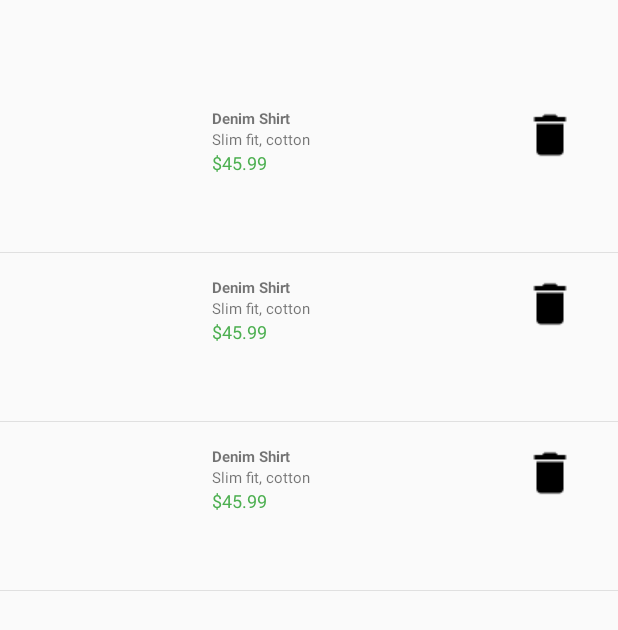
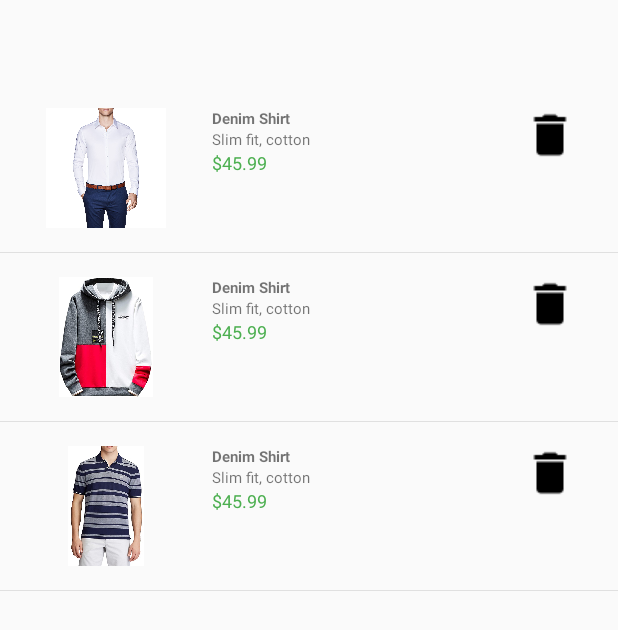
Before and after one commit to prasanthreddythumma/Eli-T-Shirts, an Android app: the fragment MyWishlistFragment shown on its own in the app's theme, on a phone screen of 412 x 824 dp. Shown: the top 630 px of the screen. Run offline under Robolectric (Android 15) with nearby library versions, the phone set to English and light mode, and no system bars.

Commit message:
modified files with errors

```diff
--- a/app/src/main/res/layout/fragment_my_wishlist.xml
+++ b/app/src/main/res/layout/fragment_my_wishlist.xml
@@ -21,6 +21,7 @@
                 <ImageView
                     android:id="@+id/image_wishlist" android:layout_width="0dp"
                     android:layout_height="80dp"
+                    android:src="@drawable/fimg2"
                     android:layout_weight="1"
                     android:layout_gravity="center_vertical"/>
                 <LinearLayout  android:id="@+id/layout_item_desc"
@@ -63,6 +64,7 @@
                     android:id="@+id/image_wishlist1" android:layout_width="0dp"
                     android:layout_height="80dp"
                     android:layout_weight="1"
+                    android:src="@drawable/himg3"
                     android:layout_gravity="center_vertical"
                     />
                 <LinearLayout  android:id="@+id/layout_item_desc1"
@@ -105,6 +107,7 @@
                     android:id="@+id/image_wishlist3" android:layout_width="0dp"
                     android:layout_height="80dp"
                     android:layout_weight="1"
+                    android:src="@drawable/img2"
                     android:layout_gravity="center_vertical"/>
                 <LinearLayout  android:id="@+id/layout_item_desc3"
                     android:layout_width="0dp"
```
Also changed, not shown: app/src/main/res/layout/fragment_my_orders.xml (+6 -2 lines).
